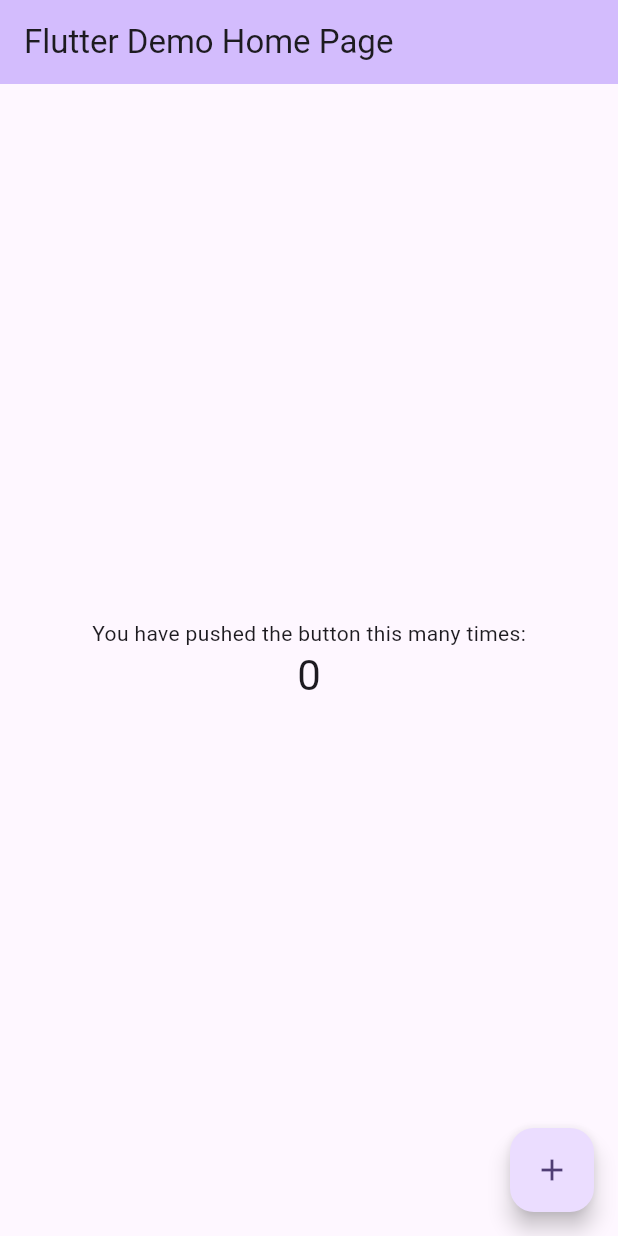
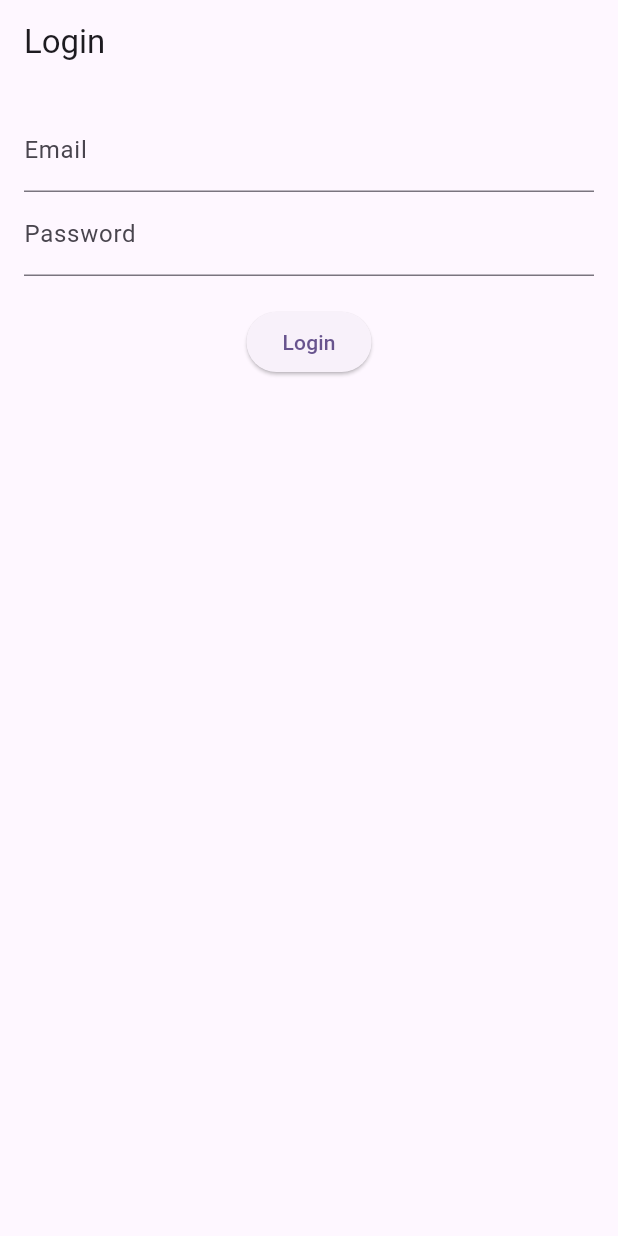
Before and after one commit to JakariaKhan-CSE/Role-Based-Access-Control-Full-Stack, a Flutter app: the screen it shows after launch, on a phone screen of 412 x 824 dp. Run offline on Flutter 3.47's test engine with Material 3 defaults, Android fonts, the phone set to English and light mode, and no system bars.

Commit message:
fronted part complete.

```diff
--- /dev/null
+++ b/lib/loginScreen.dart
@@ -0,0 +1,68 @@
+import 'package:flutter/material.dart';
+import 'package:http/http.dart' as http;
+import 'dart:convert';
+
+import 'package:role_based_access/roleScreen.dart';
+
+class LoginScreen extends StatefulWidget {
+  @override
+  _LoginScreenState createState() => _LoginScreenState();
+}
+
+class _LoginScreenState extends State<LoginScreen> {
+  final TextEditingController emailController = TextEditingController();
+  final TextEditingController passwordController = TextEditingController();
+
+  Future<void> loginUser() async {
+    final response = await http.post(
+      Uri.parse('http://localhost:5000/api/auth/login'),
+      headers: {'Content-Type': 'application/json'},
+      body: jsonEncode({
+        'email': emailController.text,
+        'password': passwordController.text,
+      }),
+    );
+
+    if (response.statusCode == 200) {
+      final data = jsonDecode(response.body);
+      final role = data['role'];
+
+      Navigator.push(
+        context,
+        MaterialPageRoute(
+          builder: (context) => RoleScreen(role: role),
+        ),
+      );
+    } else {
+      print('Login failed');
+    }
+  }
+
+  @override
+  Widget build(BuildContext context) {
+    return Scaffold(
+      appBar: AppBar(title: Text('Login')),
+      body: Padding(
+        padding: const EdgeInsets.all(16.0),
+        child: Column(
+          children: [
+            TextField(
+              controller: emailController,
+              decoration: InputDecoration(labelText: 'Email'),
+            ),
+            TextField(
+              controller: passwordController,
+              decoration: InputDecoration(labelText: 'Password'),
+              obscureText: true,
+            ),
+            SizedBox(height: 20),
+            ElevatedButton(
+              onPressed: loginUser,
+              child: Text('Login'),
+            ),
+          ],
+        ),
+      ),
+    );
+  }
+}
--- a/lib/main.dart
+++ b/lib/main.dart
@@ -1,4 +1,5 @@
 import 'package:flutter/material.dart';
+import 'package:role_based_access/loginScreen.dart';
 
 void main() {
   runApp(const MyApp());
@@ -11,115 +12,14 @@
   @override
   Widget build(BuildContext context) {
     return MaterialApp(
+      debugShowCheckedModeBanner: false,
       title: 'Flutter Demo',
       theme: ThemeData(
-        // This is the theme of your application.
-        //
-        // TRY THIS: Try running your application with "flutter run". You'll see
-        // the application has a purple toolbar. Then, without quitting the app,
-        // try changing the seedColor in the colorScheme below to Colors.green
-        // and then invoke "hot reload" (save your changes or press the "hot
-        // reload" button in a Flutter-supported IDE, or press "r" if you used
-        // the command line to start the app).
-        //
-        // Notice that the counter didn't reset back to zero; the application
-        // state is not lost during the reload. To reset the state, use hot
-        // restart instead.
-        //
-        // This works for code too, not just values: Most code changes can be
-        // tested with just a hot reload.
+
         colorScheme: ColorScheme.fromSeed(seedColor: Colors.deepPurple),
         useMaterial3: true,
       ),
-      home: const MyHomePage(title: 'Flutter Demo Home Page'),
+      home: LoginScreen(),
     );
   }
 }
-
-class MyHomePage extends StatefulWidget {
-  const MyHomePage({super.key, required this.title});
-
-  // This widget is the home page of your application. It is stateful, meaning
-  // that it has a State object (defined below) that contains fields that affect
-  // how it looks.
-
-  // This class is the configuration for the state. It holds the values (in this
-  // case the title) provided by the parent (in this case the App widget) and
-  // used by the build method of the State. Fields in a Widget subclass are
-  // always marked "final".
-
-  final String title;
-
-  @override
-  State<MyHomePage> createState() => _MyHomePageState();
-}
-
-class _MyHomePageState extends State<MyHomePage> {
-  int _counter = 0;
-
-  void _incrementCounter() {
-    setState(() {
-      // This call to setState tells the Flutter framework that something has
-      // changed in this State, which causes it to rerun the build method below
-      // so that the display can reflect the updated values. If we changed
-      // _counter without calling setState(), then the build method would not be
-      // called again, and so nothing would appear to happen.
-      _counter++;
-    });
-  }
-
-  @override
-  Widget build(BuildContext context) {
-    // This method is rerun every time setState is called, for instance as done
-    // by the _incrementCounter method above.
-    //
-    // The Flutter framework has been optimized to make rerunning build methods
-    // fast, so that you can just rebuild anything that needs updating rather
-    // than having to individually change instances of widgets.
-    return Scaffold(
-      appBar: AppBar(
-        // TRY THIS: Try changing the color here to a specific color (to
-        // Colors.amber, perhaps?) and trigger a hot reload to see the AppBar
-        // change color while the other colors stay the same.
-        backgroundColor: Theme.of(context).colorScheme.inversePrimary,
-        // Here we take the value from the MyHomePage object that was created by
-        // the App.build method, and use it to set our appbar title.
-        title: Text(widget.title),
-      ),
-      body: Center(
-        // Center is a layout widget. It takes a single child and positions it
-        // in the middle of the parent.
-        child: Column(
-          // Column is also a layout widget. It takes a list of children and
-          // arranges them vertically. By default, it sizes itself to fit its
-          // children horizontally, and tries to be as tall as its parent.
-          //
-          // Column has various properties to control how it sizes itself and
-          // how it positions its children. Here we use mainAxisAlignment to
-          // center the children vertically; the main axis here is the vertical
-          // axis because Columns are vertical (the cross axis would be
-          // horizontal).
-          //
-          // TRY THIS: Invoke "debug painting" (choose the "Toggle Debug Paint"
-          // action in the IDE, or press "p" in the console), to see the
-          // wireframe for each widget.
-          mainAxisAlignment: MainAxisAlignment.center,
-          children: <Widget>[
-            const Text(
-              'You have pushed the button this many times:',
-            ),
-            Text(
-              '$_counter',
-              style: Theme.of(context).textTheme.headlineMedium,
-            ),
-          ],
-        ),
-      ),
-      floatingActionButton: FloatingActionButton(
-        onPressed: _incrementCounter,
-        tooltip: 'Increment',
-        child: const Icon(Icons.add),
-      ), // This trailing comma makes auto-formatting nicer for build methods.
-    );
-  }
-}
--- a/pubspec.yaml
+++ b/pubspec.yaml
@@ -35,6 +35,7 @@ dependencies:
   # The following adds the Cupertino Icons font to your application.
   # Use with the CupertinoIcons class for iOS style icons.
   cupertino_icons: ^1.0.8
+  http: ^1.2.2
 
 dev_dependencies:
   flutter_test:
```
Also changed, not shown: lib/roleScreen.dart (added, +17 -0 lines), pubspec.lock.
